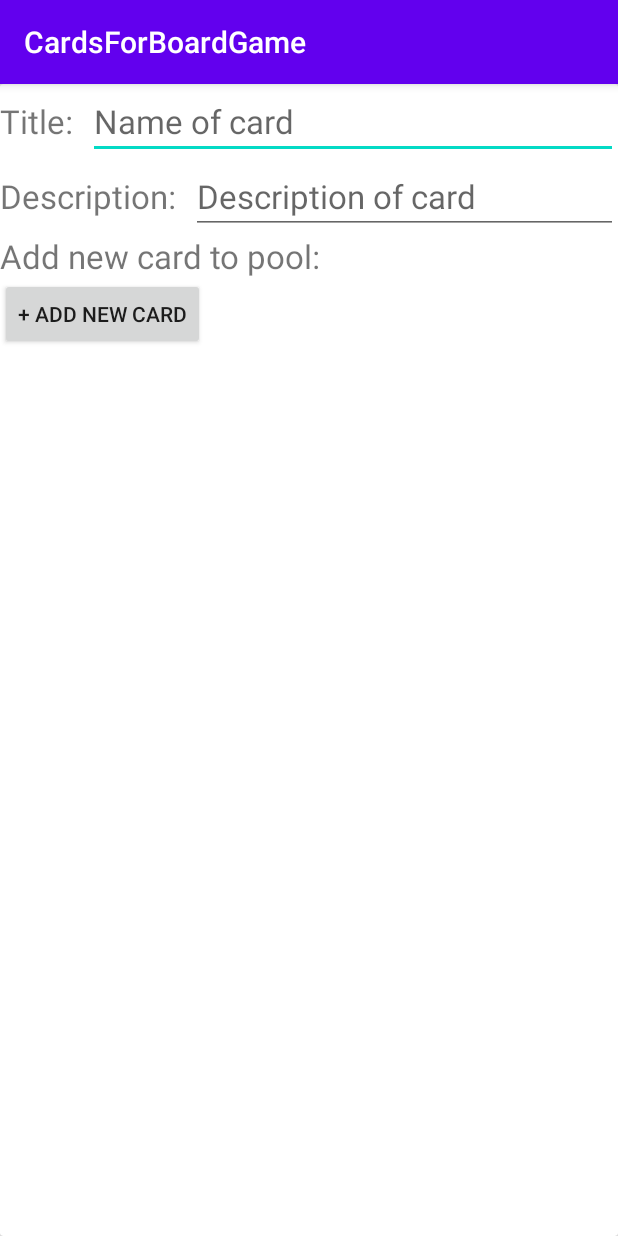
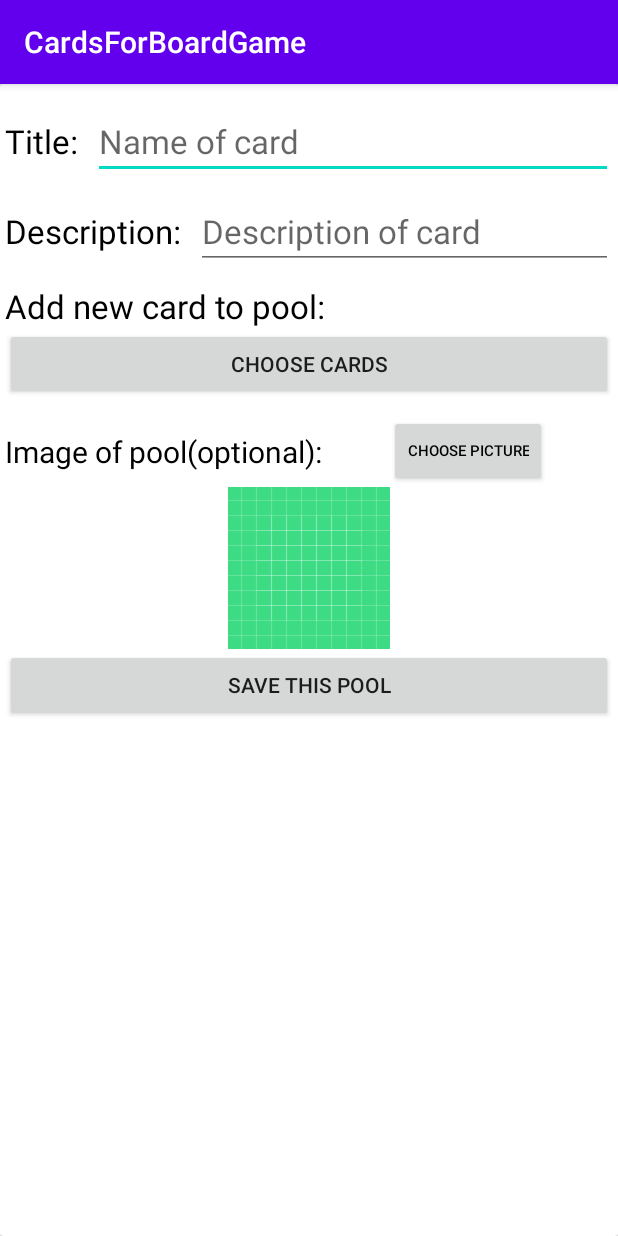
Before and after one commit to sillva7/CardsForBoardGame, an Android app: the AddNewPool screen opened directly, with no data from a screen before it, on a phone screen of 412 x 824 dp. Run offline under Robolectric (Android 15) with nearby library versions, the phone set to English and light mode, and no system bars; libraries missing offline, so code that uses them is left out: com.nex3z.flowlayout; plain views replace FlowLayout; 1 statement that could not run was skipped.

```diff
--- a/app/src/main/java/com/example/cardsforboardgame/Classes/Pool.java
+++ b/app/src/main/java/com/example/cardsforboardgame/Classes/Pool.java
@@ -7,6 +7,8 @@ import androidx.room.Ignore;
 import androidx.room.PrimaryKey;
 import androidx.room.TypeConverters;
 
+import com.example.cardsforboardgame.Utils.BitmapConverter;
+
 import java.util.ArrayList;
 
 @Entity(tableName = "pools")
@@ -15,8 +17,9 @@ public class Pool {
     int id;
     String title;
     String description;
+    @TypeConverters({})//dont forget
     ArrayList<Card> cards;
-    @TypeConverters({})//dont forget
+    @TypeConverters({BitmapConverter.class})
     Bitmap bitmap;//for img
 
     public String getTitle() {
--- a/app/src/main/java/com/example/cardsforboardgame/Utils/BitmapConverter.java
+++ b/app/src/main/java/com/example/cardsforboardgame/Utils/BitmapConverter.java
@@ -5,7 +5,10 @@ import android.graphics.BitmapFactory;
 
 import androidx.room.TypeConverter;
 
+import com.example.cardsforboardgame.Classes.Card;
+
 import java.io.ByteArrayOutputStream;
+import java.util.ArrayList;
 
 public class BitmapConverter {
     // из bitmap в byte[]
--- a/app/src/main/java/com/example/cardsforboardgame/activities/AddNewCardActivity.java
+++ b/app/src/main/java/com/example/cardsforboardgame/activities/AddNewCardActivity.java
@@ -93,7 +93,7 @@ public class AddNewCardActivity extends AppCompatActivity {
 
     @Override
     protected void onActivityResult(int requestCode, int resultCode, @Nullable Intent data) {//для загрузки с галереи изображения
-        super.onActivityResult(requestCode, resultCode, data);
+        super.onActivityResult(requestCode, resultCode, data);//хм...а этот же метод можно было использовать и для выбора Карточек в пул, не так ли?...
 
         //Получаем URI изображения, преобразуем его в Bitmap
         //объект и отображаем в элементе ImageView нашего интерфейса:
--- a/app/src/main/res/layout/activity_add_new_pool.xml
+++ b/app/src/main/res/layout/activity_add_new_pool.xml
@@ -10,64 +10,74 @@
         android:id="@+id/mainLinearLayout"
         android:layout_width="match_parent"
         android:layout_height="wrap_content"
+        android:layout_margin="3dp"
         android:orientation="vertical">
 
         <LinearLayout
             android:layout_width="match_parent"
             android:layout_height="wrap_content"
+            android:layout_marginTop="10dp"
             android:orientation="horizontal">
 
             <TextView
                 android:id="@+id/titlePool"
-            android:textSize="22sp"
                 android:layout_width="wrap_content"
                 android:layout_height="wrap_content"
+                android:layout_marginEnd="10dp"
                 android:text="@string/title"
-            android:layout_marginEnd="10dp"
-            />
+                android:textColor="#000"
+                android:textSize="22sp" />
+
             <EditText
                 android:id="@+id/etPoolTitle"
-            android:textSize="22sp"
                 android:layout_width="match_parent"
                 android:layout_height="wrap_content"
-            android:hint="@string/enter_name_of_card"/>
+                android:hint="@string/enter_name_of_card"
+                android:textSize="22sp" />
 
         </LinearLayout>
 
         <LinearLayout
             android:layout_width="match_parent"
             android:layout_height="wrap_content"
+            android:layout_marginTop="10dp"
             android:orientation="horizontal">
 
             <TextView
                 android:id="@+id/titleDescription"
-            android:textSize="22sp"
                 android:layout_width="wrap_content"
                 android:layout_height="wrap_content"
+                android:layout_marginEnd="10dp"
                 android:text="@string/description"
-            android:layout_marginEnd="10dp"
+                android:textColor="#000"
+                android:textSize="22sp"
+
                 />
+
             <EditText
                 android:id="@+id/etPoolDescription"
-            android:textSize="22sp"
                 android:layout_width="match_parent"
                 android:layout_height="wrap_content"
-            android:hint="@string/description_of_card"/>
+                android:hint="@string/description_of_card"
+                android:textSize="22sp" />
 
         </LinearLayout>
+
         <LinearLayout
             android:layout_width="match_parent"
             android:layout_height="wrap_content"
-        android:orientation="horizontal">
+            android:layout_marginTop="10dp"
+            android:orientation="horizontal"
+
+            >
 
             <TextView
                 android:id="@+id/btnForBtn"
-            android:textSize="22sp"
-            android:layout_width="wrap_content"
+                android:layout_width="match_parent"
                 android:layout_height="wrap_content"
                 android:text="@string/add_new_card_to_pool"
-            android:layout_marginEnd="10dp"
-            />
+                android:textColor="#000"
+                android:textSize="22sp" />
 
 
         </LinearLayout>
@@ -76,19 +86,73 @@
             android:id="@+id/flowLayoutBtns"
             android:layout_width="match_parent"
             android:layout_height="wrap_content"
+            android:layout_marginBottom="10dp"
             app:flChildSpacingForLastRow="align"
-            app:flRowSpacing="8dp"
-            >
+            app:flRowSpacing="8dp">
 
             <Button
                 android:id="@+id/addNewCard"
-                android:layout_width="wrap_content"
+                android:layout_width="match_parent"
                 android:layout_height="wrap_content"
                 android:minWidth="0dp"
-                android:text="@string/add_new_card_to_pool_btn" />
+                android:text="@string/choose_cards" />
 
 
         </com.nex3z.flowlayout.FlowLayout>
+
+        <androidx.constraintlayout.widget.ConstraintLayout
+            android:layout_width="match_parent"
+            android:layout_height="wrap_content"
+            android:orientation="horizontal"
+
+            >
+
+            <TextView
+                android:id="@+id/textView"
+                android:layout_width="wrap_content"
+                android:layout_height="wrap_content"
+                android:text="@string/image_of_pool"
+                android:textColor="#000"
+                android:textSize="20sp"
+                app:layout_constraintBottom_toBottomOf="@+id/setIMG"
+                app:layout_constraintStart_toStartOf="parent"
+                app:layout_constraintTop_toTopOf="@+id/setIMG" />
+
+            <Button
+                android:id="@+id/setIMG"
+                android:layout_width="wrap_content"
+                android:layout_height="wrap_content"
+                android:gravity="center"
+                android:maxWidth="140dp"
+                android:minWidth="0dp"
+                android:onClick="setImg"
+                android:text="@string/choose_picture"
+                android:textColor="#000"
+                android:textSize="10sp"
+                app:layout_constraintEnd_toEndOf="parent"
+                app:layout_constraintStart_toEndOf="@+id/textView"
+                app:layout_constraintTop_toTopOf="parent" />
+
+            <ImageView
+                android:id="@+id/imageViewOfCard"
+                android:layout_width="wrap_content"
+                android:layout_height="wrap_content"
+                android:maxWidth="200dp"
+                android:maxHeight="200dp"
+                android:scaleType="centerCrop"
+                android:src="@drawable/ic_launcher_background"
+                app:layout_constraintEnd_toEndOf="parent"
+                app:layout_constraintStart_toStartOf="parent"
+                app:layout_constraintTop_toBottomOf="@+id/setIMG" />
+
+        </androidx.constraintlayout.widget.ConstraintLayout>
+        <Button
+            android:id="@+id/savePool"
+            android:onClick="savePool"
+            android:layout_width="match_parent"
+            android:layout_height="wrap_content"
+            android:text="@string/save_this_pool"/>
+
 
     </LinearLayout>
 
--- a/app/src/main/res/values/strings.xml
+++ b/app/src/main/res/values/strings.xml
@@ -17,6 +17,10 @@
     <string name="ImageIsEmpty">Set an image</string>
     <string name="CreateNewCard">Create new card</string>
     <string name="add_new_card_to_pool">Add new card to pool:</string>
-    <string name="add_new_card_to_pool_btn">+ Add New card</string>
+    <string name="add_new_card_to_pool_btn">Add new cards</string>
     <string name="save_to_pool">Save to pool</string>
+    <string name="choose_cards">Choose cards</string>
+    <string name="image_of_pool">Image of pool(optional):</string>
+    <string name="choose_picture">Choose picture</string>
+    <string name="save_this_pool">Save this pool</string>
 </resources>
```
Also changed, not shown: app/src/main/java/com/example/cardsforboardgame/Classes/Card.java (+12 -1 lines), app/src/main/java/com/example/cardsforboardgame/activities/AddNewPool.java (+79 -18 lines), app/src/main/java/com/example/cardsforboardgame/activities/AllCardsActivity.java (+22 -12 lines), app/src/main/java/com/example/cardsforboardgame/adapters/CardAdapter.java (+24 -4 lines), app/src/main/res/layout/activity_all_cards.xml (+9 -4 lines). Lines whose indentation alone changed are shown as unchanged.
